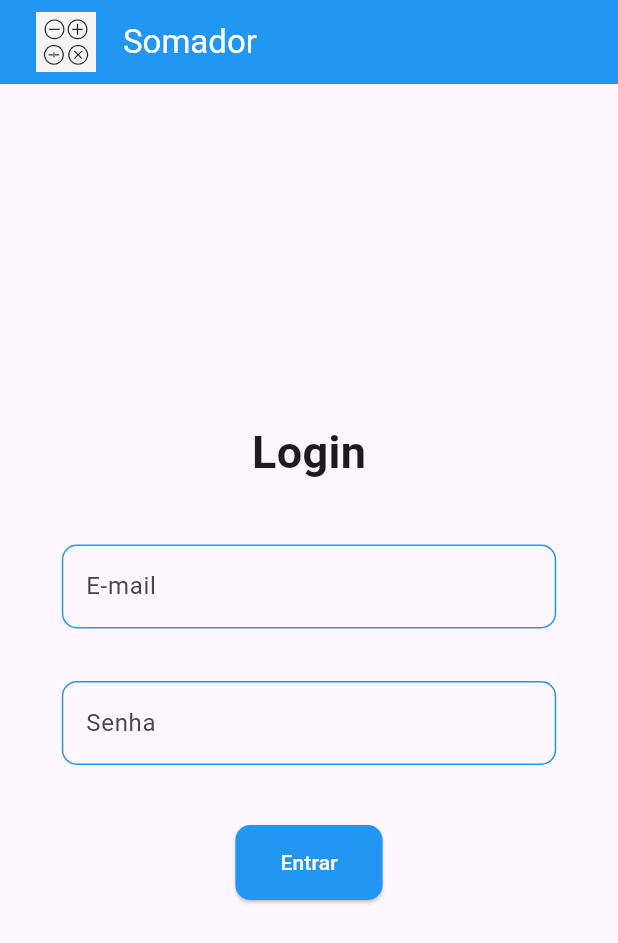
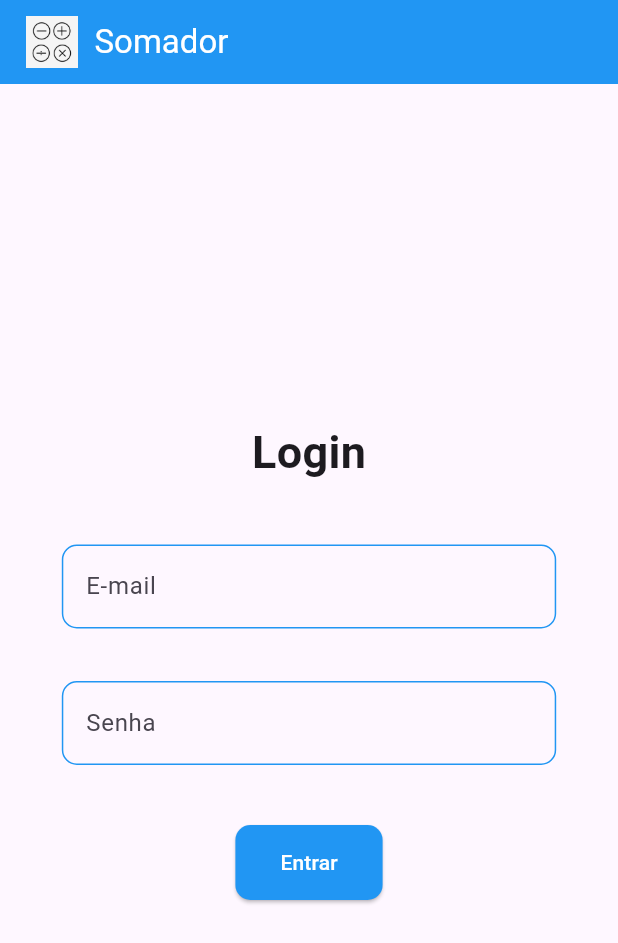
Before and after one commit to gabeporto/app_somador, a Flutter app: the screen it shows after launch, on a phone screen of 412 x 824 dp. Shown: the top 943 px of the screen. Run offline on Flutter 3.47's test engine with Material 3 defaults, Android fonts, the phone set to English and light mode, and no system bars.

Commit message:
style: update app bar padding size

```diff
--- a/lib/components/app_bar_component.dart
+++ b/lib/components/app_bar_component.dart
@@ -6,10 +6,10 @@ AppBar appBar() {
       mainAxisAlignment: MainAxisAlignment.start,
       children: [
         Padding(
-          padding: const EdgeInsets.all(8.0),
+          padding: const EdgeInsets.all(1.0),
           child: Image.asset(
             'assets/images/logo.jpeg',
-            height: 40,
+            height: 35,
           ),
         ),
         const SizedBox(width: 10),
```
